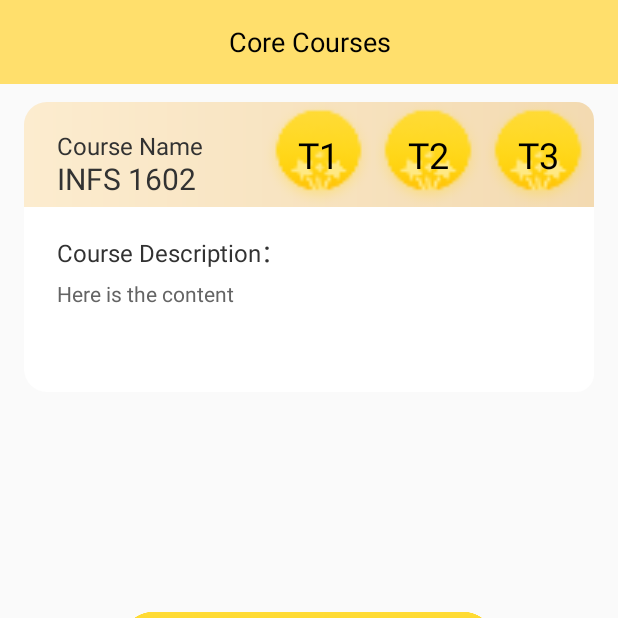
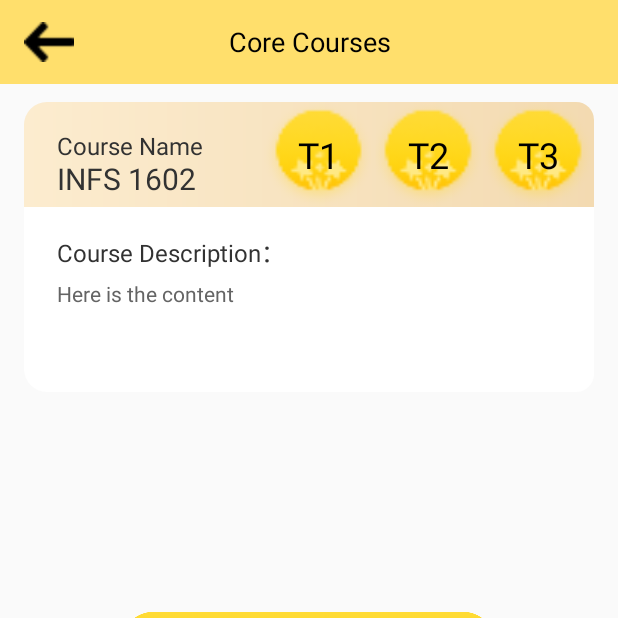
Before and after one commit to ShitangJian/MapUNSW, an Android app: the course_overview screen opened directly, with no data from a screen before it, on a phone screen of 412 x 824 dp, the top half of it. Run offline under Robolectric (Android 15) with nearby library versions, the phone set to English and light mode, and no system bars; our stand-ins replace CircleImageView, Firebase (no records; nobody signed in at launch, a user with empty details on screens opened directly).

Commit message:
Final version with all the function

```diff
--- a/app/src/main/java/com/example/cris/programplaner/MainActivity.java
+++ b/app/src/main/java/com/example/cris/programplaner/MainActivity.java
@@ -106,8 +106,8 @@ public class MainActivity extends AppCompatActivity {
         reff = FirebaseDatabase.getInstance().getReference("User").child(UserID);
         reff.addListenerForSingleValueEvent(new ValueEventListener() {
             @Override
-            public void onDataChange(@NonNull DataSnapshot dataSnapshot) {
-                String a = dataSnapshot.child("name").getValue().toString();
+            public void onDataChange(@NonNull DataSnapshot dataSnapshot4) {
+                String a = dataSnapshot4.child("name").getValue(String.class);
                 name.setText("Hi "+a);
             }
 
@@ -209,7 +209,7 @@ public class MainActivity extends AppCompatActivity {
 
         list = new ArrayList<>();
         adapter1 = new ArrayAdapter<String>(this,R.layout.degree_overview_format,R.id.degreeOverviewInfo, list);
-
+try{
         ValueEventListener eventListener = new ValueEventListener() {
             @Override
             public void onDataChange(@NonNull DataSnapshot dataSnapshot) {
@@ -240,6 +240,9 @@ public class MainActivity extends AppCompatActivity {
 
             }
         };
-        ref.addListenerForSingleValueEvent(eventListener);
+        ref.addListenerForSingleValueEvent(eventListener);}
+        catch (Exception e){
+
+        }
     }
 }
--- a/app/src/main/java/com/example/cris/programplaner/ProgressionPlanner.java
+++ b/app/src/main/java/com/example/cris/programplaner/ProgressionPlanner.java
@@ -187,8 +187,8 @@ public class ProgressionPlanner extends AppCompatActivity {
         reff.addListenerForSingleValueEvent(new ValueEventListener() {
             @Override
             public void onDataChange(@NonNull DataSnapshot dataSnapshot) {
-                String a = dataSnapshot.child("name").getValue().toString();
-                name.setText(a);
+                String nameee = dataSnapshot.child("name").getValue().toString();
+                name.setText(nameee);
             }
 
             @Override
--- a/app/src/main/java/com/example/cris/programplaner/Register.java
+++ b/app/src/main/java/com/example/cris/programplaner/Register.java
@@ -63,6 +63,7 @@ public class Register extends AppCompatActivity implements View.OnClickListener
         programSelect.setAdapter(arrayAdapter);
 
         mAuth = FirebaseAuth.getInstance();
+
 
         //create user
         user = new User();
@@ -136,6 +137,7 @@ public class Register extends AppCompatActivity implements View.OnClickListener
                     public void onComplete(@NonNull Task<AuthResult> task) {
                         //checking if success
                         if (task.isSuccessful()) {
+                            UserID = mAuth.getCurrentUser().getUid();
                             //display some message here
                             uploadimage();
                             uploadDetail();
@@ -154,6 +156,7 @@ public class Register extends AppCompatActivity implements View.OnClickListener
     }
 
     private void uploadDetail() {
+        UserID = mAuth.getCurrentUser().getUid();
         ref = FirebaseDatabase.getInstance().getReference("User");
         getValue();
         ref.addValueEventListener(new ValueEventListener() {
@@ -176,7 +179,6 @@ public class Register extends AppCompatActivity implements View.OnClickListener
     }
 
     private void uploadimage() {
-        UserID = mAuth.getCurrentUser().getUid();
         storageReference = FirebaseStorage.getInstance().getReference("profile/" + UserID + ".jpg");
 
         if (selectdImage != null) {
--- a/app/src/main/java/com/example/cris/programplaner/course_overview.java
+++ b/app/src/main/java/com/example/cris/programplaner/course_overview.java
@@ -71,6 +71,13 @@ public class course_overview extends MainActivity {
         final TextView circleT1 = (TextView)findViewById(R.id.circleT1);
         final TextView circleT2 = (TextView)findViewById(R.id.circleT2);
         final TextView circleT3 = (TextView)findViewById(R.id.circleT3);
+        ImageView back = (ImageView)findViewById(R.id.backB);
+        back.setOnClickListener(new View.OnClickListener() {
+            @Override
+            public void onClick(View view) {
+                startActivity(new Intent(course_overview.this,RetrieveCourse.class));
+            }
+        });
         refOverview = database.getReference("Course"); //Snapshot of course table
         Query Overview = refOverview.orderByChild("Code").equalTo(SelectedCourse); //Find course user clicked on
 
--- a/app/src/main/res/layout/activity_login.xml
+++ b/app/src/main/res/layout/activity_login.xml
@@ -141,7 +141,6 @@
             android:layout_height="wrap_content"
             android:gravity="center"
             android:text="Don't have account? Register here!"
-            android:textColor="@color/common_google_signin_btn_text_dark_focused" />
-    </RelativeLayout>
+            android:textColor="@color/common_google_signin_btn_text_dark_focused" />    </RelativeLayout>
 
 </LinearLayout>
--- a/app/src/main/res/layout/activity_special.xml
+++ b/app/src/main/res/layout/activity_special.xml
@@ -21,6 +21,23 @@
             android:text="Core Courses"
             android:textColor="#000"
             android:textSize="18sp" />
+        <ImageView
+            android:id="@+id/backB"
+            android:layout_width="33dp"
+            android:layout_height="28dp"
+            android:layout_marginStart="8dp"
+            android:layout_marginLeft="8dp"
+            android:layout_marginTop="8dp"
+            android:layout_marginEnd="8dp"
+            android:layout_marginRight="8dp"
+            android:layout_marginBottom="8dp"
+            app:layout_constraintBottom_toBottomOf="parent"
+            app:layout_constraintEnd_toEndOf="parent"
+            app:layout_constraintHorizontal_bias="0.022"
+            app:layout_constraintStart_toStartOf="parent"
+            app:layout_constraintTop_toTopOf="parent"
+            app:layout_constraintVertical_bias="0.011"
+            app:srcCompat="@drawable/back" />
 
 
     </android.support.v7.widget.Toolbar>
```
Also changed, not shown: app/src/main/java/com/example/cris/programplaner/RetrieveCourse.java (+8 -0 lines), app/src/main/res/layout/activity_register.xml (+16 -20 lines), app/src/main/res/layout/activity_retrieve_course.xml (+18 -1 lines), app/src/main/res/values/colors.xml (line endings or trailing spaces).
